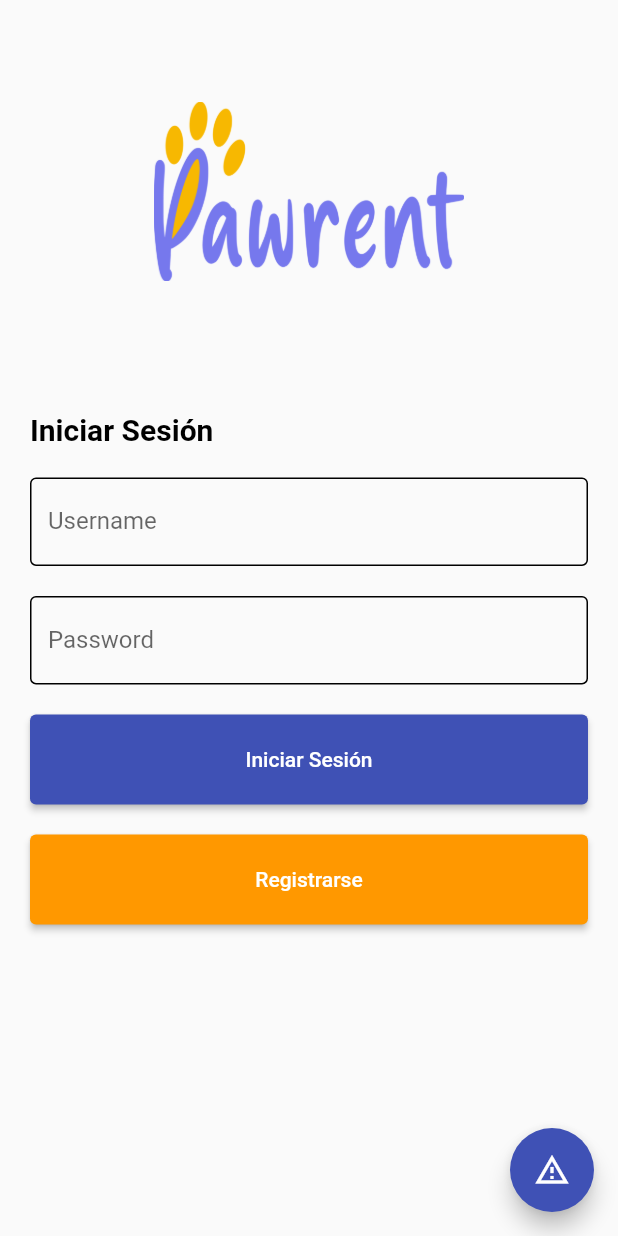
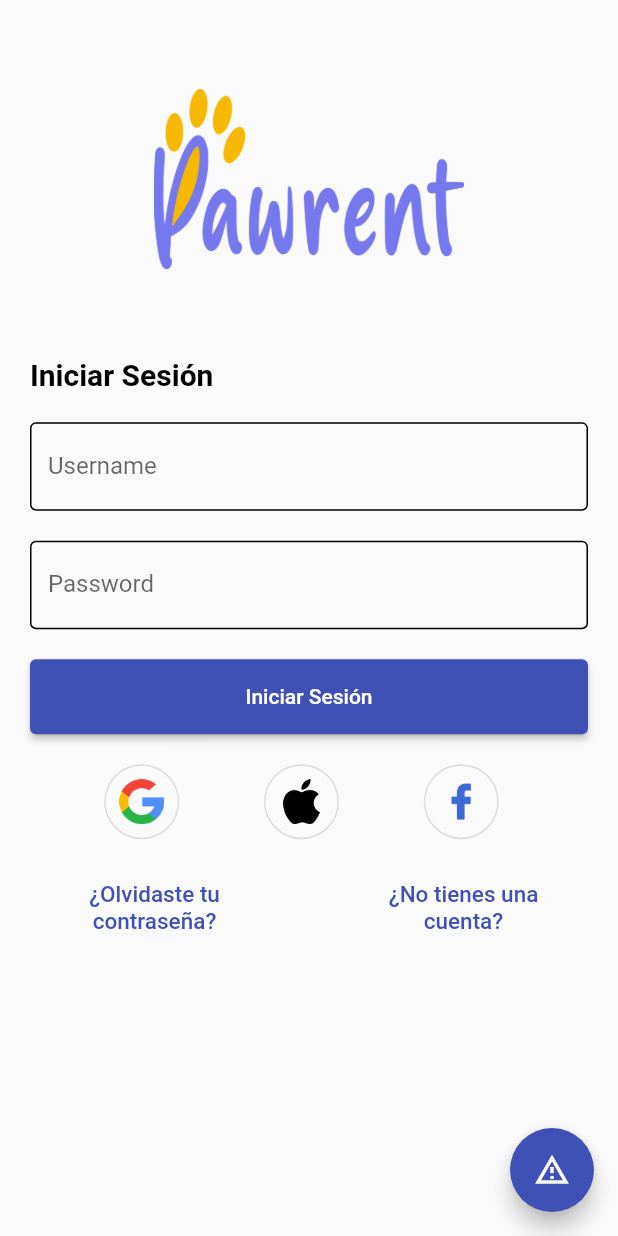
Before and after one commit to Feligx/animal-app, a Flutter app: the screen it shows after launch, on a phone screen of 412 x 824 dp. Run offline on Flutter 3.47's test engine with Material 2 defaults, Android fonts, the phone set to English and light mode, and no system bars.

Commit message:
Social buttons mock added, adopt list added, and other minor changes

```diff
--- a/Pawrent/lib/adopt/adopt_match.dart
+++ b/Pawrent/lib/adopt/adopt_match.dart
@@ -1,4 +1,5 @@
 import 'package:flutter/material.dart';
+import 'package:pawrent/home/home1.dart';
 
 class adpotMatch extends StatefulWidget {
   const adpotMatch({Key? key}) : super(key: key);
--- a/Pawrent/lib/main.dart
+++ b/Pawrent/lib/main.dart
@@ -1,3 +1,4 @@
+import 'package:flutter/cupertino.dart';
 import 'package:flutter/material.dart';
 import 'package:pawrent/home/home1.dart';
 import 'package:pawrent/register.dart';
@@ -33,40 +34,33 @@ class MyHomePage extends StatefulWidget {
 }
 
 class _MyHomePageState extends State<MyHomePage> {
-
   final usr_field = TextEditingController();
   final pass_field = TextEditingController();
 
   @override
   Widget build(BuildContext context) {
-
     MediaQueryData queryData;
     queryData = MediaQuery.of(context);
     bool isDark = queryData.platformBrightness == Brightness.dark;
     return Scaffold(
       //backgroundColor: Colors.white,
-      body: Container(
-        child: ListView(children: [
-          Container(
-            padding: EdgeInsets.all(20.0),
-            child: Image.asset((isDark) ? 'assets/logo_white_login.png' : 'assets/logo_light.png',
-                scale: (queryData.size.width-40)/30
+      body: ListView(children: [
+        Image.asset(
+            (isDark) ? 'assets/logo_white_login.png' : 'assets/logo_light.png',
+            scale: (queryData.size.width - 40) / 30
             //NetworkImage('https://raw.githubusercontent.com/Feligx/animal-app/main/pawrent_logo-removebg.png'),            ),
             ),
-          ),
-          Row(children: [
+        Column(
+          mainAxisAlignment: MainAxisAlignment.spaceEvenly,
+          children: <Widget>[
             Container(
-              padding: EdgeInsets.all(20.0),
+              width: queryData.size.width,
+              padding: const EdgeInsets.only(left: 20.0, bottom: 20.0),
               child: const Text(
                 "Iniciar Sesión",
                 style: TextStyle(fontSize: 20.0, fontWeight: FontWeight.bold),
               ),
             ),
-          ]),
-          Center(
-            child: Column(
-              mainAxisAlignment: MainAxisAlignment.center,
-              children: <Widget>[
             Container(
               padding: EdgeInsets.only(left: 20.0, right: 20.0),
               margin: EdgeInsets.only(bottom: 20.0),
@@ -93,7 +87,7 @@ class _MyHomePageState extends State<MyHomePage> {
               padding: EdgeInsets.only(left: 20.0, right: 20.0),
               child: ElevatedButton(
                 style: ElevatedButton.styleFrom(
-                        minimumSize: Size(queryData.size.width, 60.0)),
+                    minimumSize: Size(queryData.size.width, 50.0)),
                 onPressed: () async {
                   var usr = usr_field.text;
                   var pass = pass_field.text;
@@ -110,32 +104,83 @@ class _MyHomePageState extends State<MyHomePage> {
                 child: const Text('Iniciar Sesión'),
               ),
             ),
+
+          ],
+        ),
+        Container(
+          margin: EdgeInsets.only(top: 20.0, left: 20.0, right: 30.0),
+          child: Row(
+          mainAxisAlignment: MainAxisAlignment.spaceEvenly,
+          children: [
+          OutlinedButton(
+            style: OutlinedButton.styleFrom(
+              padding: EdgeInsets.all(10.0),
+              shape: CircleBorder()
+            ),
+              onPressed: () {
+                Navigator.push(
+                    context, MaterialPageRoute(builder: (context) => Home1()));
+              },
+              child: Image.asset('assets/icons/google.png', height: 30,)
+          ),
+          OutlinedButton(
+              style: OutlinedButton.styleFrom(
+                  padding: EdgeInsets.all(10.0),
+                  shape: CircleBorder()
+              ),
+              onPressed: () {
+                Navigator.push(
+                    context, MaterialPageRoute(builder: (context) => Home1()));
+              },
+              child: Image.asset('assets/icons/apple.png', height: 30,)
+          ),
+          OutlinedButton(
+              style: OutlinedButton.styleFrom(
+                  padding: EdgeInsets.all(10.0),
+                  shape: CircleBorder()
+              ),
+              onPressed: () {
+                Navigator.push(
+                    context, MaterialPageRoute(builder: (context) => Home1()));
+              },
+              child: Image.asset('assets/icons/facebook.png', height: 30,)
+          ),
+        ]),
+        ),
         Container(
           margin: EdgeInsets.only(top: 20.0),
-                  padding: EdgeInsets.only(left: 20.0, right: 20.0),
-                  child: ElevatedButton(
-                    style: ElevatedButton.styleFrom(
-                        minimumSize: Size(queryData.size.width, 60.0),
-                        primary: Colors.orange),
-                    onPressed: () {
-                      Navigator.push(
-                        context,
-                        MaterialPageRoute(builder: (context) => register()),
-                      );
-                    },
-                    child: const Text('Registrarse'),
+            child: Row(
+          children: [
+            Expanded(
+              child: Container(
+                margin: EdgeInsets.only(left: 20.0, right: 20.0, bottom: 20.0),
+                child: TextButton(
+                  child: Text('¿Olvidaste tu contraseña?',
+                    textAlign: TextAlign.center,
+                    style: TextStyle(fontSize: 15.0),),
+                  onPressed: (){}
+                ),
+              ),
+            ),
+            Expanded(
+              child: Container(
+                margin: EdgeInsets.only(left: 20.0, right: 20.0, bottom: 20.0),
+                child: TextButton(
+                  child: Text('¿No tienes una cuenta?',
+                    textAlign: TextAlign.center,
+                    style: TextStyle(fontSize: 15.0),),
+                  onPressed: (){}
+                ),
               ),
             ),
           ],
-            ),
-          ),
+        ))
       ]),
-      ),
       floatingActionButton: FloatingActionButton(
         onPressed: () {
           print(queryData.size.width);
-          print(queryData.size.width-40);
-          print((queryData.size.width-40)/30);
+          print(queryData.size.width - 40);
+          print((queryData.size.width - 40) / 30);
         },
         child: const Icon(
           Icons.report_problem_outlined,
--- a/Pawrent/pubspec.yaml
+++ b/Pawrent/pubspec.yaml
@@ -64,6 +64,7 @@ flutter:
   assets:
     - assets/logo_light.png
     - assets/
+    - assets/icons/
   # To add assets to your application, add an assets section, like this:
   # assets:
   #   - images/a_dot_burr.jpeg
```
Also changed, not shown: Pawrent/assets/icons/apple.png (added), Pawrent/assets/icons/facebook.png (added), Pawrent/assets/icons/google.png (added). Lines whose indentation alone changed are shown as unchanged.
